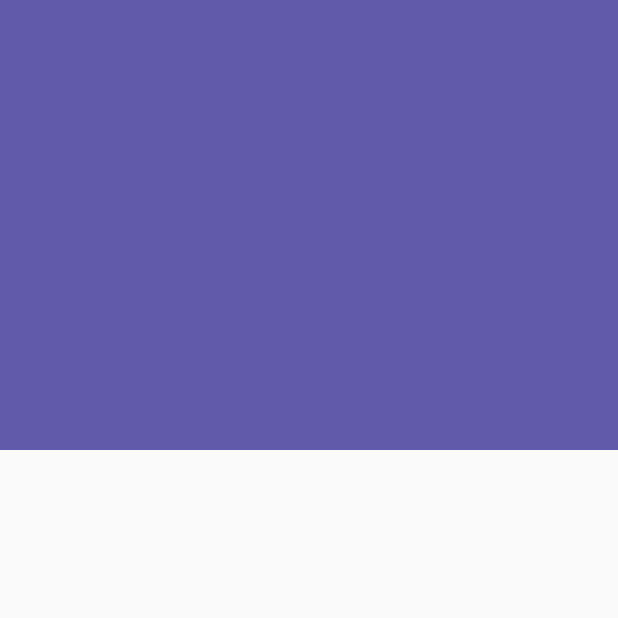
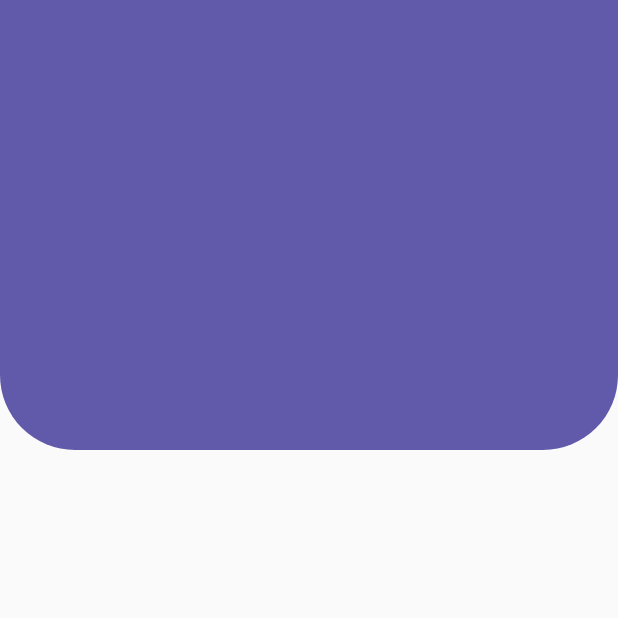
Before and after one commit to bjavier9/Flutter_diseno_profesional, a Flutter app: the screen it shows after launch, on a phone screen of 412 x 824 dp, the top half of it. Run offline on Flutter 3.47's test engine with Material 2 defaults, Android fonts, the phone set to English and light mode, and no system bars.

Commit message:
container redondeado

```diff
--- a/custom_pinter/lib/src/pages/headers_pages.dart
+++ b/custom_pinter/lib/src/pages/headers_pages.dart
@@ -7,7 +7,7 @@ class HeaderPage extends StatelessWidget {
   @override
   Widget build(BuildContext context) {
     return Scaffold(
-        body: HeaderCuadrado(),
+        body: HeaderRededondeado(),
     );
   }
 }
--- a/custom_pinter/lib/src/widgets/header.dart
+++ b/custom_pinter/lib/src/widgets/header.dart
@@ -12,3 +12,20 @@ class HeaderCuadrado extends StatelessWidget {
     );
   }
 }
+
+class HeaderRededondeado extends StatelessWidget {
+
+  @override
+  Widget build(BuildContext context) {
+    return Container(
+      height: 300,
+
+      decoration: BoxDecoration(
+         color: Color(0xff615AAB),
+        borderRadius: BorderRadius.only(bottomLeft: Radius.circular(50),
+        bottomRight: Radius.circular(50)
+          )
+      ),
+    );
+  }
+}
```
Also changed, not shown: custom_pinter/pubspec.lock (added), 1 other file.
